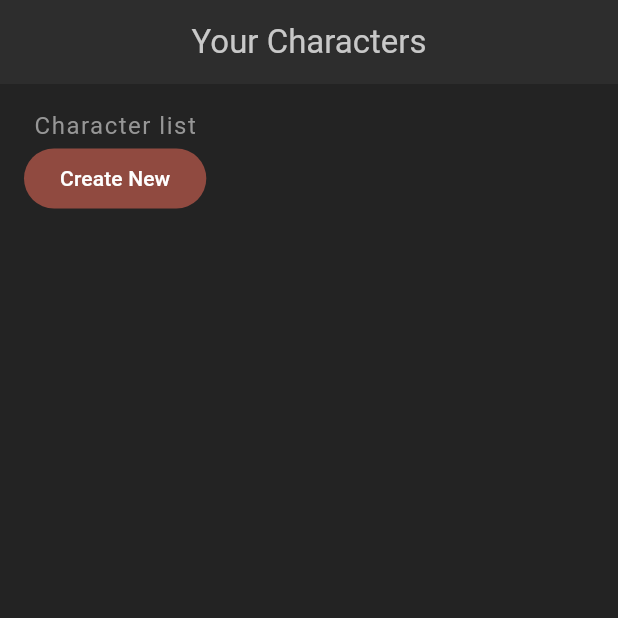
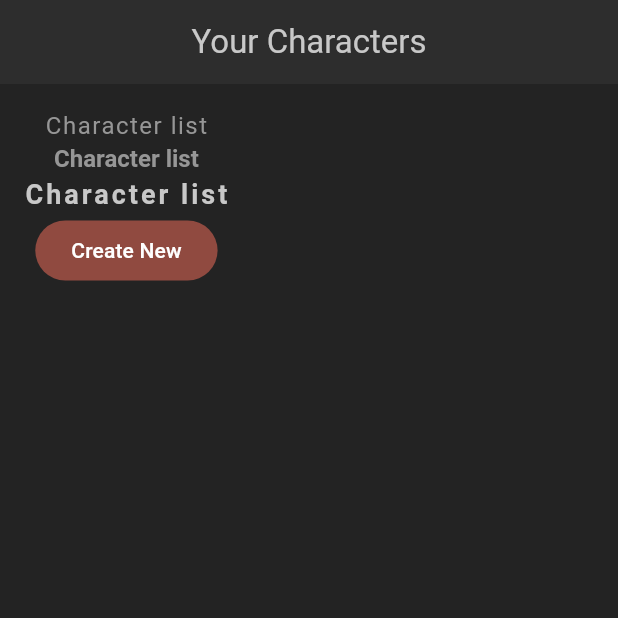
Before and after one commit to tertiussc/flutter_rpg_2, a Flutter app: the screen it shows after launch, on a phone screen of 412 x 824 dp, the top half of it. Run offline on Flutter 3.47's test engine with Material 3 defaults, Android fonts, the phone set to English and light mode, and no system bars.

Commit message:
fixed headline text color on text theme

```diff
--- a/lib/screens/home.dart
+++ b/lib/screens/home.dart
@@ -19,7 +19,12 @@ class _HomeState extends State<Home> {
         padding: EdgeInsets.all(16),
         child: Column(
           children: [
-            Text('Character list'),
+            Text('Character list',
+                style: Theme.of(context).textTheme.bodyMedium),
+            Text('Character list',
+                style: Theme.of(context).textTheme.headlineMedium),
+            Text('Character list',
+                style: Theme.of(context).textTheme.titleMedium),
             FilledButton(
               onPressed: () {},
               child: Text('Create New'),
--- a/lib/theme.dart
+++ b/lib/theme.dart
@@ -33,7 +33,7 @@ ThemeData primaryTheme = ThemeData(
     ),
     // headline text
     headlineMedium: TextStyle(
-      color: AppColors.highlightColor,
+      color: AppColors.textColor,
       fontSize: 16,
       fontWeight: FontWeight.bold,
     ),
```
